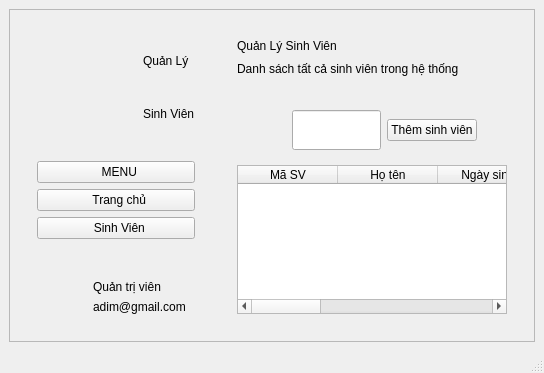
This is Student_management.ui in akazajok/Quan-li-sinh-vien as Qt 5 draws it before an edit. The edited form follows.
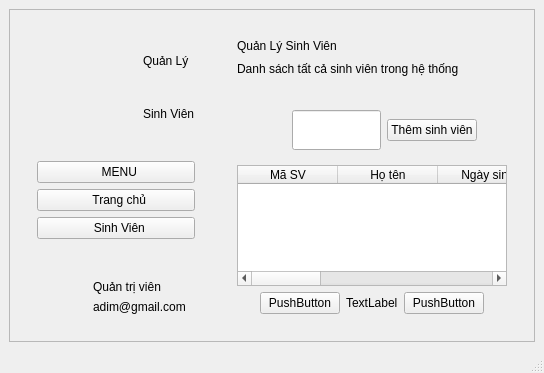
This is the edited form. Icons and pictures are not drawn.

Diff of the .ui file:
```diff
--- a/Student_management.ui
+++ b/Student_management.ui
@@ -24,7 +24,7 @@
        <property name="geometry">
         <rect>
          <x>0</x>
-         <y>0</y>
+         <y>-44</y>
          <width>511</width>
          <height>376</height>
         </rect>
@@ -277,7 +277,7 @@
             </item>
             <item>
              <widget class="QWidget" name="studentsContentWidget" native="true">
-              <layout class="QVBoxLayout" name="verticalLayout_9" stretch="1,4">
+              <layout class="QVBoxLayout" name="verticalLayout_9" stretch="1,4,0">
                <item>
                 <widget class="QWidget" name="widget_2" native="true">
                  <layout class="QHBoxLayout" name="horizontalLayout_5">
@@ -400,6 +400,57 @@
                  </column>
                 </widget>
                </item>
+               <item>
+                <layout class="QHBoxLayout" name="horizontalLayout_6">
+                 <item>
+                  <spacer name="horizontalSpacer_3">
+                   <property name="orientation">
+                    <enum>Qt::Horizontal</enum>
+                   </property>
+                   <property name="sizeHint" stdset="0">
+                    <size>
+                     <width>40</width>
+                     <height>20</height>
+                    </size>
+                   </property>
+                  </spacer>
+                 </item>
+                 <item>
+                  <widget class="QPushButton" name="btn_prev">
+                   <property name="text">
+                    <string>PushButton</string>
+                   </property>
+                  </widget>
+                 </item>
+                 <item>
+                  <widget class="QLabel" name="lbl_page_info">
+                   <property name="text">
+                    <string>TextLabel</string>
+                   </property>
+                  </widget>
+                 </item>
+                 <item>
+                  <widget class="QPushButton" name="btn_next">
+                   <property name="text">
+                    <string>PushButton</string>
+                   </property>
+                  </widget>
+                 </item>
+                 <item>
+                  <spacer name="horizontalSpacer">
+                   <property name="orientation">
+                    <enum>Qt::Horizontal</enum>
+                   </property>
+                   <property name="sizeHint" stdset="0">
+                    <size>
+                     <width>40</width>
+                     <height>20</height>
+                    </size>
+                   </property>
+                  </spacer>
+                 </item>
+                </layout>
+               </item>
               </layout>
              </widget>
             </item>
```
Left out of the diff: 4 changed lines with no effect on the pictures.
